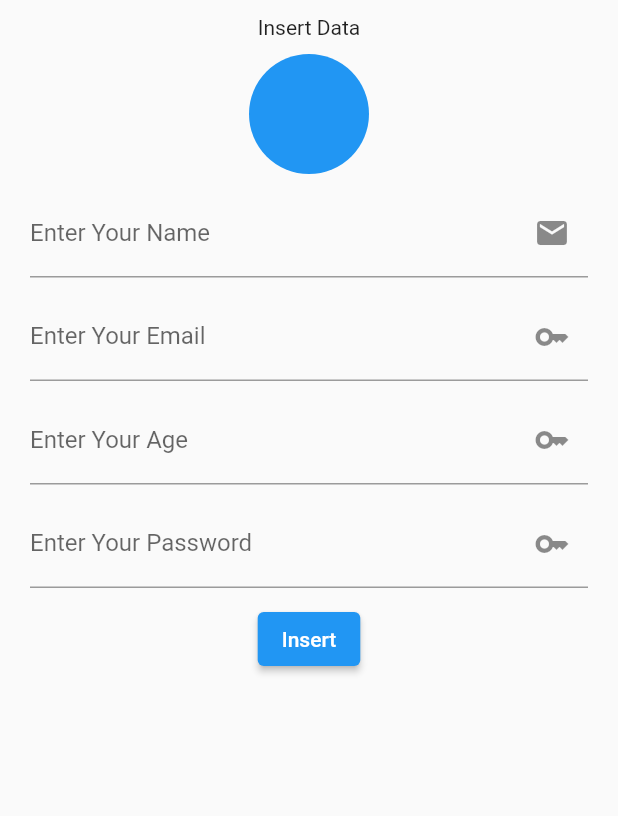
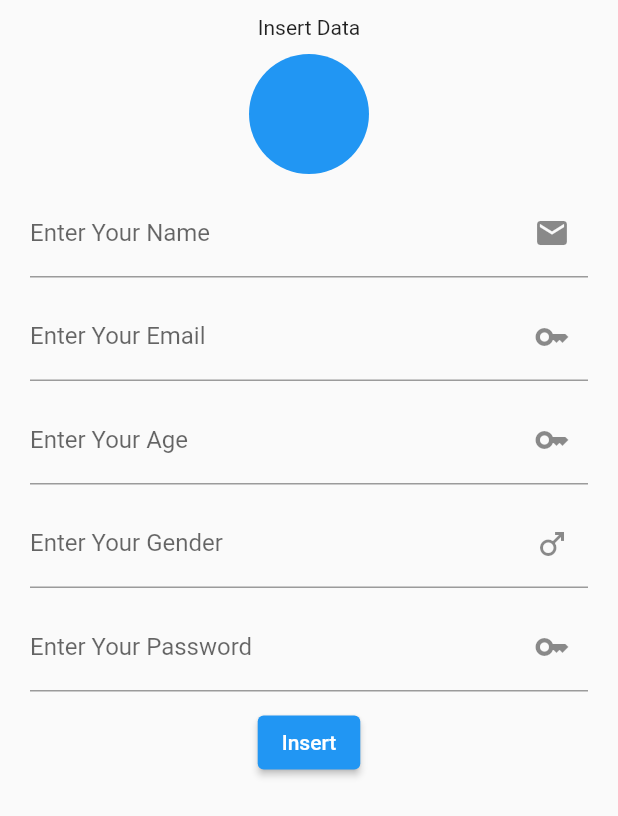
Before and after one commit to jahanzaib330/firebase_master-app, a Flutter app: the screen it shows after launch, after a tap on "Add Data", on a phone screen of 412 x 824 dp. Shown: the top 816 px of the screen. Run offline on Flutter 3.47's test engine with Material 2 defaults, Android fonts, the light colour scheme and no system bars; our stand-ins replace cloud_firestore, firebase_core, firebase_storage, image_picker, shared_preferences; accounts and stored records are empty.

Commit message:
Firebase_with_image2

```diff
--- a/lib/fetch_screen.dart
+++ b/lib/fetch_screen.dart
@@ -2,17 +2,33 @@ import 'package:cloud_firestore/cloud_firestore.dart';
 import 'package:firebase_imgae/update_screen.dart';
 import 'package:firebase_storage/firebase_storage.dart';
 import 'package:flutter/material.dart';
-
+import 'package:shared_preferences/shared_preferences.dart';
 import 'insert_screen.dart';
-
 class FetchScreen extends StatefulWidget {
   const FetchScreen({super.key});
-
   @override
   State<FetchScreen> createState() => _FetchScreenState();
 }
+class _FetchScreenState extends State<FetchScreen> {
 
-class _FetchScreenState extends State<FetchScreen> {
+  Future getUser()async{
+    SharedPreferences userLog = await SharedPreferences.getInstance();
+    return userLog.getString('userID');
+  }
+  String uID = '';
+  @override
+  void initState() {
+    // TODO: implement initState
+    getUser().then((value) {
+      setState(() {
+        uID = value;
+      });
+    });
+    super.initState();
+  }
+
+  int currentIndex = 0;
+  List names = ["All", "Male", "Female"];
   @override
   Widget build(BuildContext context) {
     return Scaffold(
@@ -24,8 +40,45 @@ class _FetchScreenState extends State<FetchScreen> {
             children: [
               SizedBox(height: 20,),
 
+              Container(
+                width: double.infinity,
+                margin: EdgeInsets.symmetric(horizontal: 8,vertical: 8),
+                child: SizedBox(
+                  width: double.infinity,
+                  height: 40,
+                  child: ListView.builder(
+                    itemCount: names.length,
+                    scrollDirection: Axis.horizontal,
+                    shrinkWrap: true,
+                    itemBuilder: (context, index) {
+                      return GestureDetector(
+                        onTap: (){
+                          setState(() {
+                            currentIndex = index;
+                          });
+                        },
+                        child: AnimatedContainer(
+                          duration: Duration(milliseconds: 500),
+                          curve: Curves.bounceIn,
+                          width: 80,
+                          height: 30,
+                          margin: EdgeInsets.symmetric(horizontal: 6),
+                          decoration: BoxDecoration(
+                              border: currentIndex==index?Border.all(color: Colors.black):Border.all(color: Colors.transparent),
+                              borderRadius: BorderRadius.circular(14)
+                          ),
+                          child: Center(
+                            child: Text(names[index]),
+                          ),
+                        ),
+                      );
+                    },),
+                ),
+              ),
+              SizedBox(height: 10,),
+
               StreamBuilder(
-                  stream: FirebaseFirestore.instance.collection("userData").snapshots(),
+                  stream: names[currentIndex]=="All"?FirebaseFirestore.instance.collection("userData").snapshots():names[currentIndex]=="Male"?FirebaseFirestore.instance.collection("userData").where('User-Gender',isEqualTo: "Male").snapshots():FirebaseFirestore.instance.collection("userData").where('User-Gender',isEqualTo: "Female").snapshots(),
                   builder: (context, snapshot) {
                     if(snapshot.connectionState == ConnectionState.waiting){
                       return CircularProgressIndicator();
--- a/lib/insert_screen.dart
+++ b/lib/insert_screen.dart
@@ -3,6 +3,7 @@ import 'package:cloud_firestore/cloud_firestore.dart';
 import 'package:flutter/material.dart';
 import 'package:firebase_storage/firebase_storage.dart';
 import 'package:image_picker/image_picker.dart';
+import 'package:shared_preferences/shared_preferences.dart';
 import 'package:uuid/uuid.dart';
 
 class InsertScreen extends StatefulWidget {
@@ -17,31 +18,41 @@ class _InsertScreenState extends State<InsertScreen> {
   TextEditingController userName = TextEditingController();
   TextEditingController userEmail = TextEditingController();
   TextEditingController userAge = TextEditingController();
+  TextEditingController userGender = TextEditingController();
   TextEditingController userPassword = TextEditingController();
 
   File? userProfile;
-
+  bool screenLoader = false;
 
   void userInertwithImage()async{
+    setState(() {
+      screenLoader = !screenLoader;
+    });
+    String userID = Uuid().v1();
     UploadTask uploadTask = FirebaseStorage.instance.ref().child("User-Images").child(Uuid().v1()).putFile(userProfile!);
     TaskSnapshot taskSnapshot = await uploadTask;
     String userImage = await taskSnapshot.ref.getDownloadURL();
-    userInsert(imgUrl: userImage);
+    SharedPreferences userLog = await SharedPreferences.getInstance();
+    userLog.setString('userID', userID);
+    userInsert(imgUrl: userImage,uID: userID);
+    setState(() {
+      screenLoader = !screenLoader;
+    });
     Navigator.pop(context);
   }
 
-  void userInsert({String? imgUrl})async{
-    String userID = Uuid().v1();
+  void userInsert({String? imgUrl, String? uID})async{
     Map<String, dynamic> useradd = {
-      "User-ID": userID,
+      "User-ID": uID,
       "User-Name": userName.text.toString(),
       "User-Email": userEmail.text.toString(),
       "User-Image": imgUrl,
       "User-Age": userAge.text.toString(),
+      "User-Gender": userGender.text.toString(),
       "User-Password": userPassword.text.toString(),
     };
 
-    FirebaseFirestore.instance.collection("userData").doc(userID).set(useradd);
+    FirebaseFirestore.instance.collection("userData").doc(uID).set(useradd);
 
   }
 
@@ -115,6 +126,15 @@ class _InsertScreenState extends State<InsertScreen> {
                   height: 10,
                 ),
                 TextFormField(
+                  controller: userGender,
+                  decoration: InputDecoration(
+                      labelText: "Enter Your Gender",
+                      suffixIcon: Icon(Icons.male)),
+                ),
+                SizedBox(
+                  height: 10,
+                ),
+                TextFormField(
                   controller: userPassword,
                   decoration: InputDecoration(
                       labelText: "Enter Your Password",
@@ -123,11 +143,15 @@ class _InsertScreenState extends State<InsertScreen> {
                 SizedBox(
                   height: 10,
                 ),
-                ElevatedButton(
+                screenLoader==false?ElevatedButton(
                     onPressed: () {
                       userInertwithImage();
                     },
-                    child: Text("Insert"))
+                    child: Text("Insert")):SizedBox(
+                  width: 40,
+                  height: 40,
+                  child: Center(child: CircularProgressIndicator(),),
+                )
               ],
             ),
           ),
--- a/lib/main.dart
+++ b/lib/main.dart
@@ -1,6 +1,8 @@
 import 'package:firebase_core/firebase_core.dart';
 import 'package:firebase_imgae/fetch_screen.dart';
 import 'package:firebase_imgae/firebase_options.dart';
+import 'package:firebase_imgae/horizontal_scroll_screen.dart';
+import 'package:firebase_imgae/insert_screen.dart';
 import 'package:flutter/material.dart';
 
 void main() async{
--- a/pubspec.yaml
+++ b/pubspec.yaml
@@ -19,7 +19,7 @@ publish_to: 'none' # Remove this line if you wish to publish to pub.dev
 version: 1.0.0+1
 
 environment:
-  sdk: '>=3.1.0 <4.0.0'
+  sdk: '>=3.0.0 <4.0.0'
 
 # Dependencies specify other packages that your package needs in order to work.
 # To automatically upgrade your package dependencies to the latest versions
@@ -35,6 +35,7 @@ dependencies:
   image_picker:
   uuid:
   firebase_storage:
+  shared_preferences:
 
 
   # The following adds the Cupertino Icons font to your application.
```
Also changed, not shown: lib/horizontal_scroll_screen.dart (added, +85 -0 lines), lib/reuse_widgets.dart (added, +31 -0 lines), pubspec.lock, 8 other files.
